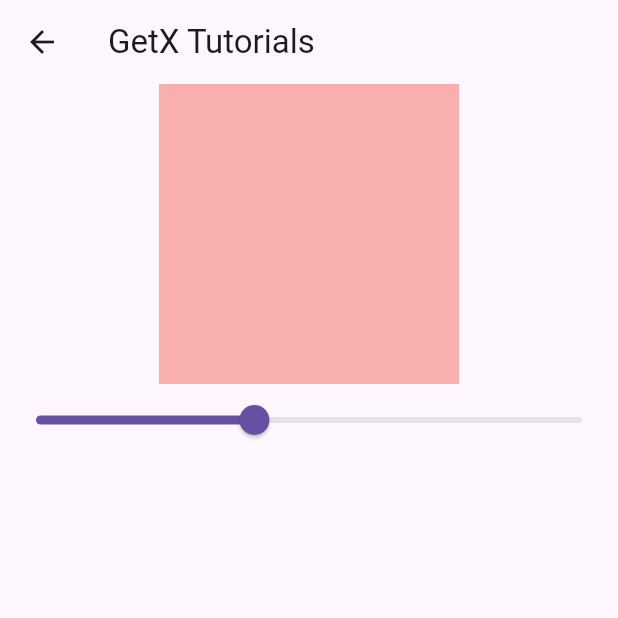
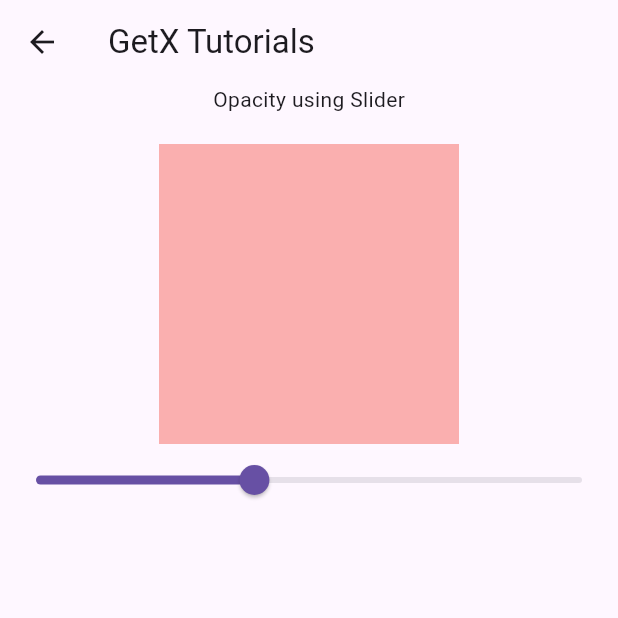
Before and after one commit to TalhaSaleemflutter/getx_statemanagement, a Flutter app: the OpacityScreen screen opened by its route, on a phone screen of 412 x 824 dp, the top half of it. Run offline on Flutter 3.47's test engine with Material 3 defaults, Android fonts, the phone set to English and light mode, and no system bars; our stand-ins replace fluttertoast, get, shared_preferences; accounts and stored records are empty.

Commit message:
added heading

```diff
--- a/lib/view/examples/opacity.dart
+++ b/lib/view/examples/opacity.dart
@@ -19,6 +19,8 @@ class _OpacityScreenState extends State<OpacityScreen> {
       appBar: AppBar(title: const Text('GetX Tutorials')),
       body: Column(
         children: [
+          Text('Opacity using Slider'),
+          SizedBox(height: 20,),
           Obx(
             () => Container(
               height: 200,
```
